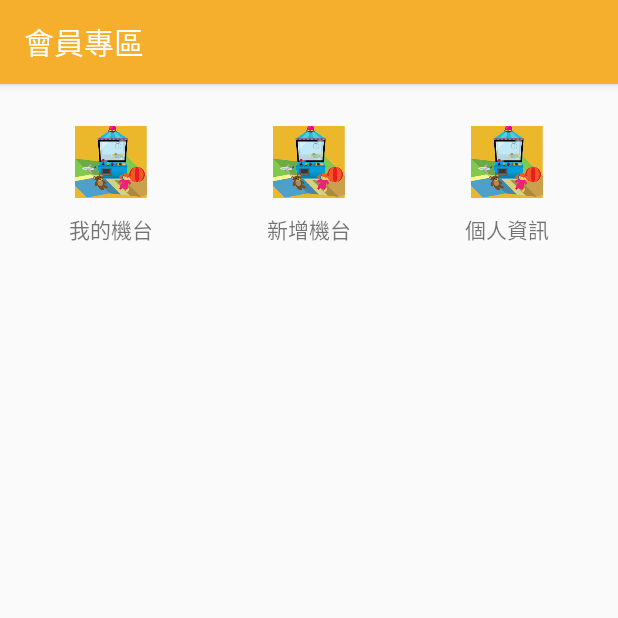
After one commit to empirejames/WaWaMachine, an Android app: the MemberActivity screen opened directly, with no data from a screen before it, on a phone screen of 412 x 824 dp, the top half of it. The commit adds this screen. Run offline under Robolectric (Android 15) with nearby library versions, the phone set to English and light mode, and no system bars; 2 statements that could not run were skipped.

Commit message:
Finish upload and list data in listView

```diff
--- /dev/null
+++ b/app/src/main/java/com/james/wawamachine/MemberActivity.java
@@ -0,0 +1,49 @@
+package com.james.wawamachine;
+
+import android.content.Intent;
+import android.os.Bundle;
+import android.support.design.widget.FloatingActionButton;
+import android.support.design.widget.Snackbar;
+import android.support.v7.app.AppCompatActivity;
+import android.support.v7.widget.Toolbar;
+import android.view.View;
+import android.widget.ImageView;
+
+public class MemberActivity extends AppCompatActivity {
+
+    ImageView img_myList , img_newmatchine;
+    Bundle bundle;
+    String userId, email;
+    @Override
+    protected void onCreate(Bundle savedInstanceState) {
+        super.onCreate(savedInstanceState);
+        setContentView(R.layout.activity_member);
+        Toolbar toolbar = (Toolbar) findViewById(R.id.toolbar);
+        setSupportActionBar(toolbar);
+        img_myList = (ImageView) findViewById(R.id.img_myList);
+        img_newmatchine = (ImageView) findViewById(R.id.img_newmatchine);
+        bundle = getIntent().getExtras();
+        userId = bundle.getString("uid");
+        email = bundle.getString("email");
+
+
+        img_myList.setOnClickListener(new View.OnClickListener() {
+            @Override
+            public void onClick(View v) {
+                Intent  intent = new Intent(MemberActivity.this,ListMyActivity.class);
+                startActivity(intent);
+            }
+        });
+        img_newmatchine.setOnClickListener(new View.OnClickListener() {
+            @Override
+            public void onClick(View v) {
+                Intent  intent = new Intent(MemberActivity.this,SetDataActivity.class);
+                intent.putExtra("uid", userId);
+                intent.putExtra("email", email);
+                startActivity(intent);
+            }
+        });
+
+    }
+
+}
--- /dev/null
+++ b/app/src/main/res/layout/activity_member.xml
@@ -0,0 +1,25 @@
+<?xml version="1.0" encoding="utf-8"?>
+<android.support.design.widget.CoordinatorLayout xmlns:android="http://schemas.android.com/apk/res/android"
+    xmlns:app="http://schemas.android.com/apk/res-auto"
+    xmlns:tools="http://schemas.android.com/tools"
+    android:layout_width="match_parent"
+    android:layout_height="match_parent"
+    tools:context=".MemberActivity">
+
+    <android.support.design.widget.AppBarLayout
+        android:layout_width="match_parent"
+        android:layout_height="wrap_content"
+        android:theme="@style/MyMaterialTheme.AppBarOverlay">
+
+        <android.support.v7.widget.Toolbar
+            android:id="@+id/toolbar"
+            android:layout_width="match_parent"
+            android:layout_height="?attr/actionBarSize"
+            android:background="?attr/colorPrimary"
+            app:popupTheme="@style/MyMaterialTheme.PopupOverlay" />
+
+    </android.support.design.widget.AppBarLayout>
+
+    <include layout="@layout/content_member" />
+
+</android.support.design.widget.CoordinatorLayout>
--- /dev/null
+++ b/app/src/main/res/layout/content_member.xml
@@ -0,0 +1,92 @@
+<?xml version="1.0" encoding="utf-8"?>
+<android.support.constraint.ConstraintLayout xmlns:android="http://schemas.android.com/apk/res/android"
+    xmlns:app="http://schemas.android.com/apk/res-auto"
+    xmlns:tools="http://schemas.android.com/tools"
+    android:layout_width="match_parent"
+    android:layout_height="match_parent"
+    app:layout_behavior="@string/appbar_scrolling_view_behavior"
+    tools:context=".MemberActivity"
+    tools:showIn="@layout/activity_member">
+
+    <LinearLayout
+        android:layout_width="match_parent"
+        android:layout_height="wrap_content"
+        android:layout_marginEnd="8dp"
+
+        android:layout_marginLeft="8dp"
+        android:layout_marginRight="8dp"
+        android:layout_marginStart="8dp"
+        android:layout_marginTop="28dp"
+        android:orientation="horizontal"
+        app:layout_constraintEnd_toEndOf="parent"
+        app:layout_constraintStart_toStartOf="parent"
+        app:layout_constraintTop_toTopOf="parent">
+
+        <LinearLayout
+            android:layout_width="match_parent"
+            android:layout_height="match_parent"
+            android:layout_weight="1"
+            android:orientation="vertical">
+
+            <ImageView
+                android:id="@+id/img_myList"
+                android:layout_width="match_parent"
+                android:layout_height="wrap_content"
+                app:srcCompat="@mipmap/wawamap" />
+
+            <TextView
+                android:id="@+id/textView3"
+                android:layout_width="match_parent"
+                android:layout_height="wrap_content"
+                android:gravity="center_horizontal"
+                android:layout_marginTop="10dp"
+                android:text="我的機台" />
+
+        </LinearLayout>
+
+        <LinearLayout
+            android:layout_width="match_parent"
+            android:layout_height="match_parent"
+            android:layout_weight="1"
+            android:orientation="vertical">
+
+            <ImageView
+                android:id="@+id/img_newmatchine"
+                android:layout_width="match_parent"
+                android:layout_height="wrap_content"
+                android:gravity="center_horizontal"
+                app:srcCompat="@mipmap/wawamap" />
+
+            <TextView
+                android:id="@+id/textView4"
+                android:layout_width="match_parent"
+                android:layout_height="wrap_content"
+                android:gravity="center_horizontal"
+                android:layout_marginTop="10dp"
+                android:text="新增機台" />
+
+        </LinearLayout>
+
+        <LinearLayout
+            android:layout_width="match_parent"
+            android:layout_height="match_parent"
+            android:layout_weight="1"
+            android:orientation="vertical">
+
+            <ImageView
+                android:id="@+id/imageView1"
+                android:layout_width="match_parent"
+                android:layout_height="wrap_content"
+                app:srcCompat="@mipmap/wawamap" />
+
+            <TextView
+                android:id="@+id/textView2"
+                android:layout_width="match_parent"
+                android:layout_height="wrap_content"
+                android:gravity="center_horizontal"
+                android:layout_marginTop="10dp"
+                android:text="個人資訊" />
+        </LinearLayout>
+
+    </LinearLayout>
+</android.support.constraint.ConstraintLayout>
--- a/app/src/main/res/values/strings.xml
+++ b/app/src/main/res/values/strings.xml
@@ -3,7 +3,9 @@
     <string name="hello_blank_fragment">Hello blank fragment</string>
     <string name="plz_input_accout">請輸入Email</string>
     <string name="plz_input_pw">請輸入密碼</string>
-    <string name="title_activity_set_data">上傳資料</string>
+    <string name="title_activity_set_data">新增機台</string>
+    <string name="title_activity_member">會員專區</string>
+    <string name="title_activity_list_my">我的機台</string>
 
 
 </resources>
```
Also changed, not shown: app/src/main/AndroidManifest.xml (+9 -2 lines), app/src/main/java/com/james/wawamachine/ListMyActivity.java (added, +80 -0 lines), app/src/main/java/com/james/wawamachine/SetDataActivity.java (+3 -6 lines), app/src/main/java/com/james/wawamachine/ThirdFragment.java (+6 -4 lines), app/src/main/java/com/james/wawamachine/User.java (+10 -10 lines), app/src/main/java/com/james/wawamachine/adapter/ListAdapter.java (added, +124 -0 lines), app/src/main/java/com/james/wawamachine/network/WawaGetList.java (added, +21 -0 lines), app/src/main/res/layout/activity_list_my.xml (added, +26 -0 lines), app/src/main/res/layout/content_list_my.xml (added, +23 -0 lines), app/src/main/res/layout/listdata.xml (added, +69 -0 lines), app/build.gradle (line endings or trailing spaces).
